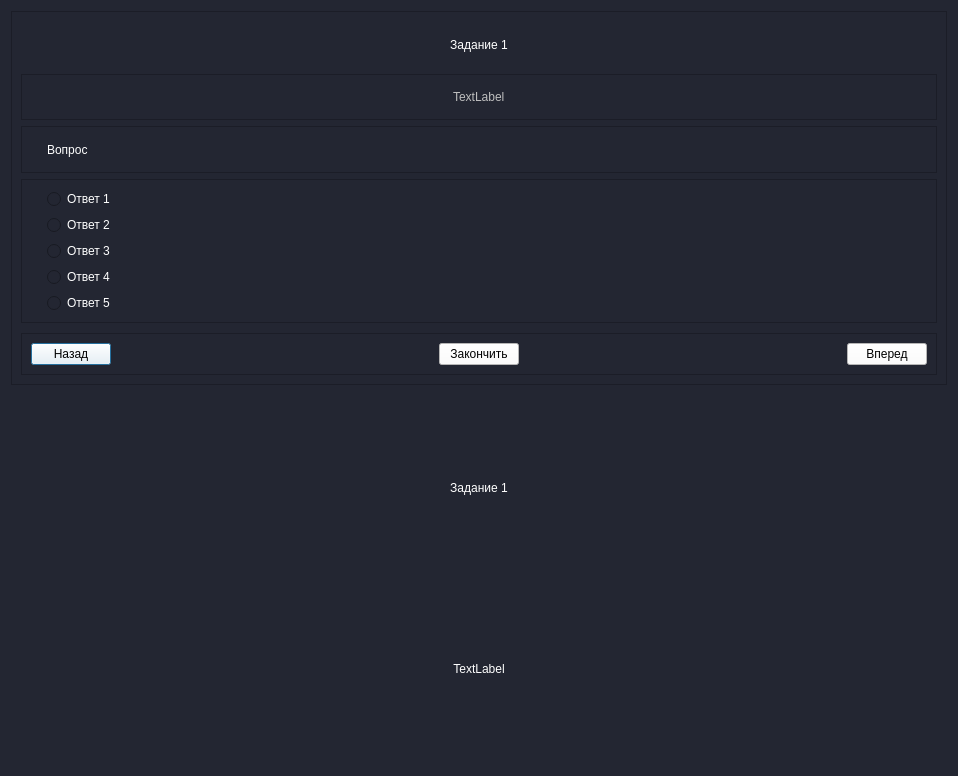
This is qt/test.ui in Alexey-Nikolaevic-B/pokazuha as Qt 5 draws it before an edit. The edited form follows.
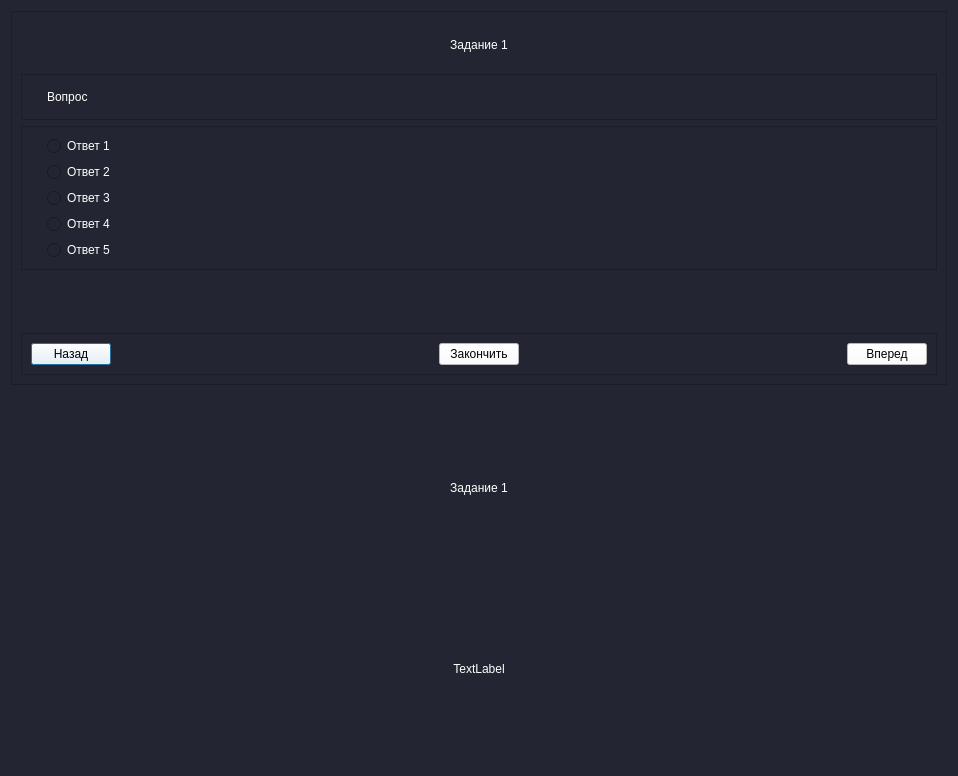
This is the edited form.

What changed in the file:
```diff
--- a/qt/test.ui
+++ b/qt/test.ui
@@ -40,54 +40,6 @@
         </property>
        </widget>
       </item>
-      <item>
-       <widget class="QFrame" name="pic_frame">
-        <property name="enabled">
-         <bool>false</bool>
-        </property>
-        <property name="frameShape">
-         <enum>QFrame::StyledPanel</enum>
-        </property>
-        <property name="frameShadow">
-         <enum>QFrame::Raised</enum>
-        </property>
-        <layout class="QGridLayout" name="gridLayout">
-         <item row="0" column="0">
-          <spacer name="horizontalSpacer_3">
-           <property name="orientation">
-            <enum>Qt::Horizontal</enum>
-           </property>
-           <property name="sizeHint" stdset="0">
-            <size>
-             <width>40</width>
-             <height>20</height>
-            </size>
-           </property>
-          </spacer>
-         </item>
-         <item row="0" column="1">
-          <widget class="QLabel" name="lbl_image">
-           <property name="text">
-            <string>TextLabel</string>
-           </property>
-          </widget>
-         </item>
-         <item row="0" column="2">
-          <spacer name="horizontalSpacer_4">
-           <property name="orientation">
-            <enum>Qt::Horizontal</enum>
-           </property>
-           <property name="sizeHint" stdset="0">
-            <size>
-             <width>40</width>
-             <height>20</height>
-            </size>
-           </property>
-          </spacer>
-         </item>
-        </layout>
-       </widget>
-      </item>
       <item>
        <widget class="QFrame" name="frame_4">
         <property name="frameShape">
@@ -196,6 +148,9 @@
         </layout>
        </widget>
       </item>
+      <item>
+       <widget class="QWidget" name="pic_widget" native="true"/>
+      </item>
       <item alignment="Qt::AlignBottom">
        <widget class="QFrame" name="frame_2">
         <property name="enabled">
```
